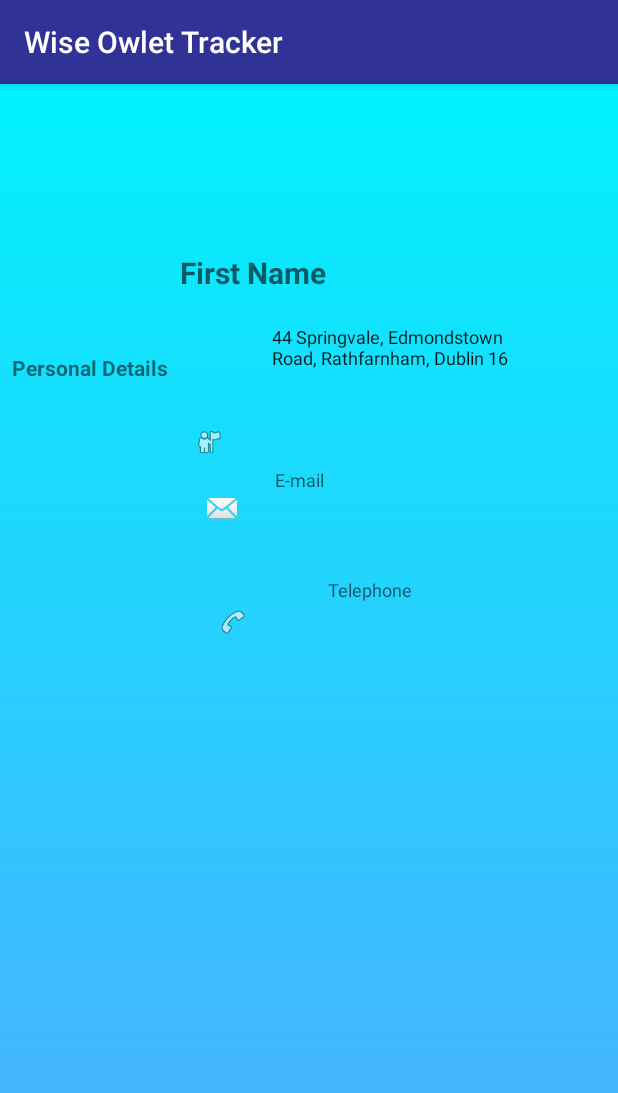
After one commit to flannerymoira/WiseOwletTracker, an Android app: the StudentAccount screen opened directly, with no data from a screen before it, on a phone screen of 412 x 824 dp. The commit adds this screen. Shown: the top 1093 px of the screen. Run offline under Robolectric (Android 15) with nearby library versions, the phone set to English and light mode, and no system bars.

Commit message:
Add Student Account details.

```diff
--- a/app/src/main/AndroidManifest.xml
+++ b/app/src/main/AndroidManifest.xml
@@ -9,7 +9,8 @@
         android:roundIcon="@mipmap/ic_launcher_round"
         android:supportsRtl="true"
         android:theme="@style/AppTheme">
-        <activity android:name=".StudyHistory"></activity>
+        <activity android:name=".StudentAccount"></activity>
+        <activity android:name=".StudyHistory" />
         <activity android:name=".StudentActivity" />
         <activity android:name=".SetupSubjects" />
         <activity android:name=".StudentRegistration" />
--- a/app/src/main/java/com/example/wiseowlettracker/AddStudyLog.java
+++ b/app/src/main/java/com/example/wiseowlettracker/AddStudyLog.java
@@ -97,7 +97,7 @@ public class AddStudyLog extends AppCompatActivity {
 
         int id = item.getItemId();
         switch (item.getItemId()) {
-            case R.id.item1:
+            case R.id.item2:
                 startActivity(new Intent(AddStudyLog.this, StopWatch.class));
                 return true;
             default:
--- a/app/src/main/java/com/example/wiseowlettracker/DatabaseHelper.java
+++ b/app/src/main/java/com/example/wiseowlettracker/DatabaseHelper.java
@@ -12,7 +12,7 @@ import static com.example.wiseowlettracker.AddStudyLog.SubjectId;
 
 public class DatabaseHelper extends SQLiteOpenHelper {
     public static long StudentId;
-    public static String StudentName;
+    public static String StudentName, StudentFullName, StudentPhone, StudentEmail;
     SQLiteDatabase db;
 
    public DatabaseHelper(Context context) {
@@ -69,11 +69,14 @@ public class DatabaseHelper extends SQLiteOpenHelper {
 
         db=this.getReadableDatabase();
 
-        Cursor studentCursor = db.rawQuery("Select student_id, first_name from student where email=? and password=?", new String[]{Email, password});
+        Cursor studentCursor = db.rawQuery("Select student_id, first_name, surname, phone from student where email=? and password=?", new String[]{Email, password});
 
         if (studentCursor.moveToFirst()) {
             StudentId  = studentCursor.getLong(0);
             StudentName  = studentCursor.getString(1);
+            StudentFullName  = studentCursor.getString(1) + " " + studentCursor.getString(2);
+            StudentPhone = studentCursor.getString(3);
+            StudentEmail = Email;
             db.close();
             return true;}
         else { db.close();
--- a/app/src/main/java/com/example/wiseowlettracker/MainActivity.java
+++ b/app/src/main/java/com/example/wiseowlettracker/MainActivity.java
@@ -58,17 +58,18 @@ public class MainActivity extends AppCompatActivity {
     }
 
     private String getQuote() {
-        SimpleDateFormat df = new SimpleDateFormat("dd-MM-yyyy");
+        SimpleDateFormat df = new SimpleDateFormat("dd-MMM-yyyy");
         String todaysDate = df.format(today);
 
         //select quote from table quotes
-        Cursor tcursor = db.rawQuery("SELECT QUOTE,AUTHOR FROM QUOTE WHERE DISPLAY_DATE = '02-Mar-2020'", new String[]{});
+        Cursor tcursor = db.rawQuery("SELECT QUOTE,AUTHOR FROM QUOTE WHERE DISPLAY_DATE = ?", new String[]{todaysDate});
         StringBuffer buffer = new StringBuffer();
 
         while (tcursor.moveToNext()) {
             String quote = tcursor.getString(0);
             String author = tcursor.getString(1);
             buffer.append(quote + "\n" + author);
+            tcursor.close();
         }
 
         return buffer.toString();
--- /dev/null
+++ b/app/src/main/java/com/example/wiseowlettracker/StudentAccount.java
@@ -0,0 +1,55 @@
+package com.example.wiseowlettracker;
+
+import androidx.appcompat.app.AppCompatActivity;
+import androidx.constraintlayout.widget.ConstraintLayout;
+
+import android.os.Bundle;
+import android.view.View;
+import android.widget.EditText;
+import android.widget.ImageView;
+import android.widget.TextView;
+
+import com.example.wiseowlettracker.R;
+
+import static com.example.wiseowlettracker.DatabaseHelper.StudentEmail;
+import static com.example.wiseowlettracker.DatabaseHelper.StudentFullName;
+import static com.example.wiseowlettracker.DatabaseHelper.StudentName;
+import static com.example.wiseowlettracker.DatabaseHelper.StudentPhone;
+
+public class StudentAccount extends AppCompatActivity {
+    ImageView imgAddress, imgPhone, imgEmail;
+    EditText txtName, txtAddress, txtPhone, txtEmail;
+
+    @Override
+    protected void onCreate(Bundle savedInstanceState) {
+        super.onCreate(savedInstanceState);
+        setContentView(R.layout.activity_student_account);
+
+        imgAddress = findViewById(R.id.img_address);
+        imgPhone = findViewById(R.id.img_phone);
+        imgEmail = findViewById(R.id.img_email);
+
+        imgAddress.setVisibility(View.VISIBLE);
+        imgPhone.setVisibility(View.VISIBLE);
+        imgEmail.setVisibility(View.VISIBLE);
+
+        txtName = findViewById(R.id.txtName);
+        txtName.setText(StudentFullName );
+
+        txtAddress = findViewById(R.id.txtAddress);
+        txtAddress.setText("44 Springvale, Edmondstown Road, Rathfarnham, Dublin 16");
+
+        txtPhone = findViewById(R.id.txtPhone);
+        txtPhone.setText(StudentPhone);
+
+        txtEmail = findViewById(R.id.txtEmail);
+        txtEmail.setText(StudentEmail );
+
+        ConstraintLayout mainLayout = (ConstraintLayout) findViewById(R.id.studenthistory);
+        int w = mainLayout.getWidth();
+        int h = mainLayout.getHeight();
+     //   mainLayout.setRotation(270.0f);
+
+
+    }
+}
--- a/app/src/main/java/com/example/wiseowlettracker/StudentActivity.java
+++ b/app/src/main/java/com/example/wiseowlettracker/StudentActivity.java
@@ -55,7 +55,7 @@ public class StudentActivity extends AppCompatActivity {
         int id = item.getItemId();
         switch (item.getItemId()) {
             case R.id.item1:
-                startActivity(new Intent(StudentActivity.this, StudyHistory.class));
+                startActivity(new Intent(StudentActivity.this, StudentAccount.class));
                 return true;
             case R.id.item2:
                 startActivity(new Intent(StudentActivity.this, StopWatch.class));
--- a/app/src/main/java/com/example/wiseowlettracker/StudyHistory.java
+++ b/app/src/main/java/com/example/wiseowlettracker/StudyHistory.java
@@ -1,20 +1,21 @@
 package com.example.wiseowlettracker;
 
 import androidx.appcompat.app.AppCompatActivity;
+import androidx.constraintlayout.widget.ConstraintLayout;
 
 import android.graphics.Color;
 import android.os.Bundle;
-
+import android.util.DisplayMetrics;
+import android.view.ViewGroup;
+import android.widget.FrameLayout;
 
 import com.jjoe64.graphview.GraphView;
 import com.jjoe64.graphview.ValueDependentColor;
 import com.jjoe64.graphview.series.BarGraphSeries;
 import com.jjoe64.graphview.series.DataPoint;
-import com.jjoe64.graphview.series.Series;
-import com.jjoe64.graphview.series.LineGraphSeries;
+
 
 public class StudyHistory extends AppCompatActivity {
-
 
     @Override
     protected void onCreate(Bundle savedInstanceState) {
@@ -23,9 +24,10 @@ public class StudyHistory extends AppCompatActivity {
 
         GraphView graph = (GraphView) findViewById(R.id.graph);
         BarGraphSeries<DataPoint> series = new BarGraphSeries<>(new DataPoint[]{
-                //  LineGraphSeries<DataPoint> series = new LineGraphSeries<>(new DataPoint[] {
                 new DataPoint(0, 1),
+                new DataPoint(0.5, 2),
                 new DataPoint(1, 5),
+                new DataPoint(1.5, 4),
                 new DataPoint(2, 3)
         });
 
@@ -38,6 +40,22 @@ public class StudyHistory extends AppCompatActivity {
             }
         });
 
-        series.setSpacing(50);
+        series.setSpacing(25);
+
+        ConstraintLayout mainLayout = (ConstraintLayout) findViewById(R.id.studenthistory);
+        int w = mainLayout.getWidth();
+        int h = mainLayout.getHeight();
+        mainLayout.setRotation(270.0f);
+
+   //     mainLayout.setLayoutParams(new ConstraintLayout.LayoutParams(ConstraintLayout.LayoutParams.MATCH_PARENT, ConstraintLayout.LayoutParams.MATCH_PARENT));
+
+ //       mainLayout.setTranslationX((w - h) / 2);
+  //      mainLayout.setTranslationY((h - w) / 2);
+
+        /*ViewGroup.LayoutParams lp = (ViewGroup.LayoutParams) mainLayout.getLayoutParams();
+        lp.height = w;
+        lp.width = h;
+        mainLayout.requestLayout();*/
+
     }
 }
--- /dev/null
+++ b/app/src/main/res/layout/activity_student_account.xml
@@ -0,0 +1,139 @@
+<?xml version="1.0" encoding="utf-8"?>
+<androidx.constraintlayout.widget.ConstraintLayout xmlns:android="http://schemas.android.com/apk/res/android"
+    xmlns:app="http://schemas.android.com/apk/res-auto"
+    xmlns:tools="http://schemas.android.com/tools"
+    android:id="@+id/studenthistory"
+    android:layout_width="match_parent"
+    android:layout_height="match_parent"
+    android:background="@drawable/gradient"
+    tools:context=".StudentAccount">
+
+    <EditText
+        android:id="@+id/txtName"
+        android:layout_width="wrap_content"
+        android:layout_height="wrap_content"
+        android:layout_marginStart="4dp"
+        android:layout_marginLeft="4dp"
+        android:layout_marginTop="75dp"
+        android:layout_marginBottom="60dp"
+        android:backgroundTint="@color/Transparent"
+        android:ems="10"
+        android:hint="@string/f_Name"
+        android:inputType="textPersonName"
+        android:textColor="@color/colorPrimary"
+        android:textSize="20sp"
+        android:textStyle="bold"
+        app:layout_constraintBottom_toTopOf="@+id/txtEmail"
+        app:layout_constraintStart_toEndOf="@+id/txtPersonalDetails"
+        app:layout_constraintTop_toTopOf="parent"
+        app:layout_constraintVertical_bias="0.433" />
+
+    <ImageView
+        android:id="@+id/img_address"
+        android:layout_width="20dp"
+        android:layout_height="20dp"
+        android:layout_marginStart="102dp"
+        android:layout_marginLeft="102dp"
+        android:layout_marginBottom="510dp"
+        app:layout_constraintBottom_toBottomOf="parent"
+        app:layout_constraintEnd_toStartOf="@+id/txtAddress"
+        app:layout_constraintStart_toStartOf="parent"
+        app:layout_constraintTop_toBottomOf="@+id/txtPersonalDetails"
+        app:srcCompat="@android:drawable/ic_menu_myplaces" />
+
+    <EditText
+        android:id="@+id/txtAddress"
+        android:layout_width="183dp"
+        android:layout_height="52dp"
+        android:layout_marginEnd="24dp"
+        android:layout_marginRight="24dp"
+        android:backgroundTint="@color/Transparent"
+        android:ems="10"
+        android:inputType="textMultiLine"
+        android:textSize="12sp"
+        app:layout_constraintBottom_toTopOf="@+id/txtEmail"
+        app:layout_constraintEnd_toEndOf="parent"
+        app:layout_constraintStart_toEndOf="@+id/img_address"
+        app:layout_constraintTop_toBottomOf="@+id/txtName" />
+
+    <ImageView
+        android:id="@+id/img_email"
+        android:layout_width="20dp"
+        android:layout_height="20dp"
+        android:layout_marginStart="138dp"
+        android:layout_marginLeft="138dp"
+        android:layout_marginTop="24dp"
+        android:layout_marginEnd="21dp"
+        android:layout_marginRight="21dp"
+        android:contentDescription="@string/email"
+        app:layout_constraintEnd_toStartOf="@+id/txtEmail"
+        app:layout_constraintStart_toStartOf="parent"
+        app:layout_constraintTop_toBottomOf="@+id/img_address"
+        app:srcCompat="@android:drawable/ic_dialog_email" />
+
+    <EditText
+        android:id="@+id/txtEmail"
+        android:layout_width="0dp"
+        android:layout_height="40dp"
+        android:layout_marginTop="8dp"
+        android:layout_marginEnd="16dp"
+        android:layout_marginRight="16dp"
+        android:backgroundTint="@color/Transparent"
+        android:ems="10"
+        android:hint="@string/email"
+        android:inputType="textEmailAddress"
+        android:textSize="12sp"
+        app:layout_constraintBottom_toTopOf="@+id/txtPhone"
+        app:layout_constraintEnd_toEndOf="parent"
+        app:layout_constraintStart_toEndOf="@+id/img_email"
+        app:layout_constraintTop_toBottomOf="@+id/txtAddress" />
+
+    <ImageView
+        android:id="@+id/img_phone"
+        android:layout_width="20dp"
+        android:layout_height="20dp"
+        android:layout_marginStart="104dp"
+        android:layout_marginLeft="104dp"
+        android:layout_marginEnd="8dp"
+        android:layout_marginRight="8dp"
+        android:layout_marginBottom="343dp"
+        app:layout_constraintBottom_toBottomOf="parent"
+        app:layout_constraintEnd_toStartOf="@+id/txtPhone"
+        app:layout_constraintStart_toStartOf="parent"
+        app:layout_constraintTop_toBottomOf="@+id/img_email"
+        app:srcCompat="@android:drawable/ic_menu_call" />
+
+    <EditText
+        android:id="@+id/txtPhone"
+        android:layout_width="wrap_content"
+        android:layout_height="wrap_content"
+        android:layout_marginEnd="16dp"
+        android:layout_marginRight="16dp"
+        android:layout_marginBottom="377dp"
+        android:backgroundTint="@color/Transparent"
+        android:contentDescription="@string/telephone"
+        android:ems="10"
+        android:hint="@string/telephone"
+        android:inputType="phone"
+        android:textSize="12sp"
+        app:layout_constraintBottom_toBottomOf="parent"
+        app:layout_constraintEnd_toEndOf="parent"
+        app:layout_constraintStart_toEndOf="@+id/img_phone"
+        app:layout_constraintTop_toBottomOf="@+id/txtEmail"
+        app:layout_constraintVertical_bias="1.0" />
+
+    <TextView
+        android:id="@+id/txtPersonalDetails"
+        android:layout_width="wrap_content"
+        android:layout_height="wrap_content"
+        android:layout_marginStart="8dp"
+        android:layout_marginLeft="8dp"
+        android:layout_marginTop="170dp"
+        android:layout_marginBottom="21dp"
+        android:text="@string/personaldetails"
+        android:textStyle="bold"
+        app:layout_constraintBottom_toTopOf="@+id/img_address"
+        app:layout_constraintStart_toStartOf="parent"
+        app:layout_constraintTop_toTopOf="parent" />
+
+</androidx.constraintlayout.widget.ConstraintLayout>
--- a/app/src/main/res/layout/activity_student_registration.xml
+++ b/app/src/main/res/layout/activity_student_registration.xml
@@ -1,5 +1,6 @@
 <?xml version="1.0" encoding="utf-8"?>
-<androidx.constraintlayout.widget.ConstraintLayout xmlns:android="http://schemas.android.com/apk/res/android"
+<androidx.constraintlayout.widget.ConstraintLayout
+    xmlns:android="http://schemas.android.com/apk/res/android"
 xmlns:app="http://schemas.android.com/apk/res-auto"
 xmlns:tools="http://schemas.android.com/tools"
 android:layout_width="match_parent"
--- a/app/src/main/res/layout/activity_study_history.xml
+++ b/app/src/main/res/layout/activity_study_history.xml
@@ -1,15 +1,19 @@
 <?xml version="1.0" encoding="utf-8"?>
-<androidx.constraintlayout.widget.ConstraintLayout xmlns:android="http://schemas.android.com/apk/res/android"
+
+<androidx.constraintlayout.widget.ConstraintLayout
+xmlns:android="http://schemas.android.com/apk/res/android"
     xmlns:app="http://schemas.android.com/apk/res-auto"
     xmlns:tools="http://schemas.android.com/tools"
+    android:id="@+id/studenthistory"
     android:layout_width="match_parent"
     android:layout_height="match_parent"
+    android:background="@drawable/gradient"
     tools:context=".StudyHistory">
 
     <com.jjoe64.graphview.GraphView
         android:id="@+id/graph"
-        android:layout_width="0dp"
-        android:layout_height="200dip"
+        android:layout_width="wrap_content"
+        android:layout_height="400dip"
         app:layout_constraintEnd_toEndOf="parent"
         app:layout_constraintStart_toStartOf="parent"
         app:layout_constraintTop_toTopOf="parent" />
--- a/app/src/main/res/values/colors.xml
+++ b/app/src/main/res/values/colors.xml
@@ -4,4 +4,5 @@
     <color name="colorPrimaryDark">#00574B</color>
     <color name="colorAccent">#D81B60</color>
     <color name="Bluecolor">#40c4ff</color>
+    <color name="Transparent">#00000000</color>
 </resources>
--- a/app/src/main/res/values/strings.xml
+++ b/app/src/main/res/values/strings.xml
@@ -45,4 +45,5 @@
     <string name="study_log">Log Study</string>
     <string name="time">Time Spent</string>
     <string name="note">Add Note</string>
+    <string name="personaldetails">Personal Details</string>
 </resources>
--- a/build.gradle
+++ b/build.gradle
@@ -7,7 +7,7 @@ buildscript {
 
     }
     dependencies {
-        classpath 'com.android.tools.build:gradle:3.6.0'
+        classpath 'com.android.tools.build:gradle:3.6.1'
 
         // NOTE: Do not place your application dependencies here; they belong
         // in the individual module build.gradle files
```
